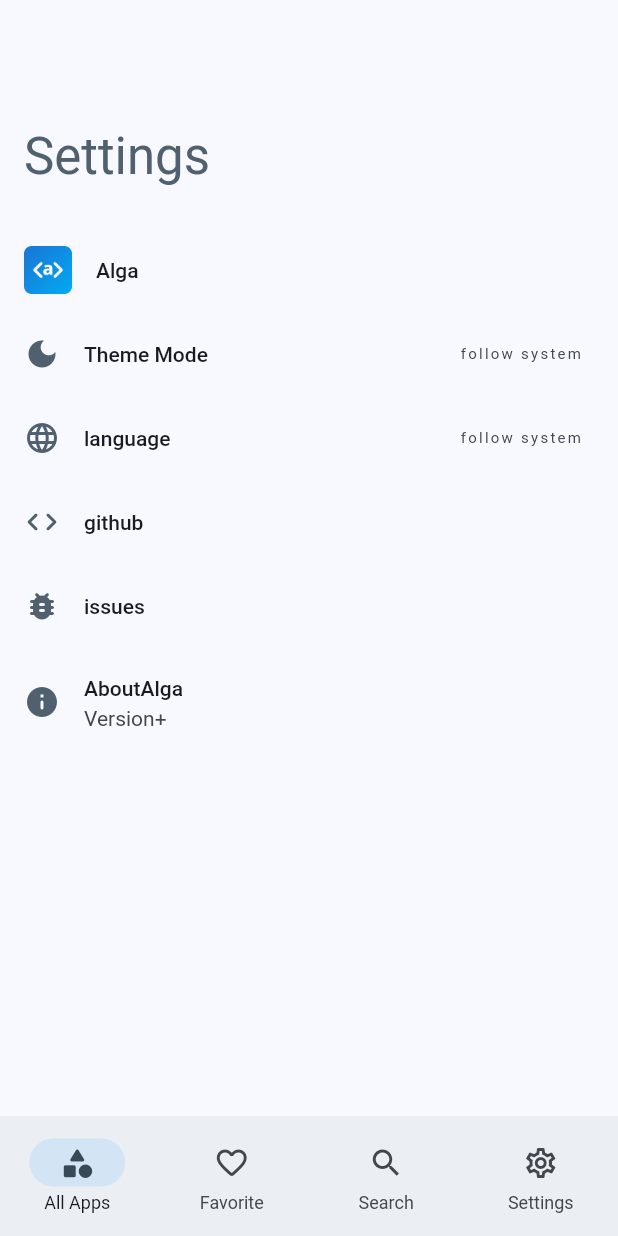
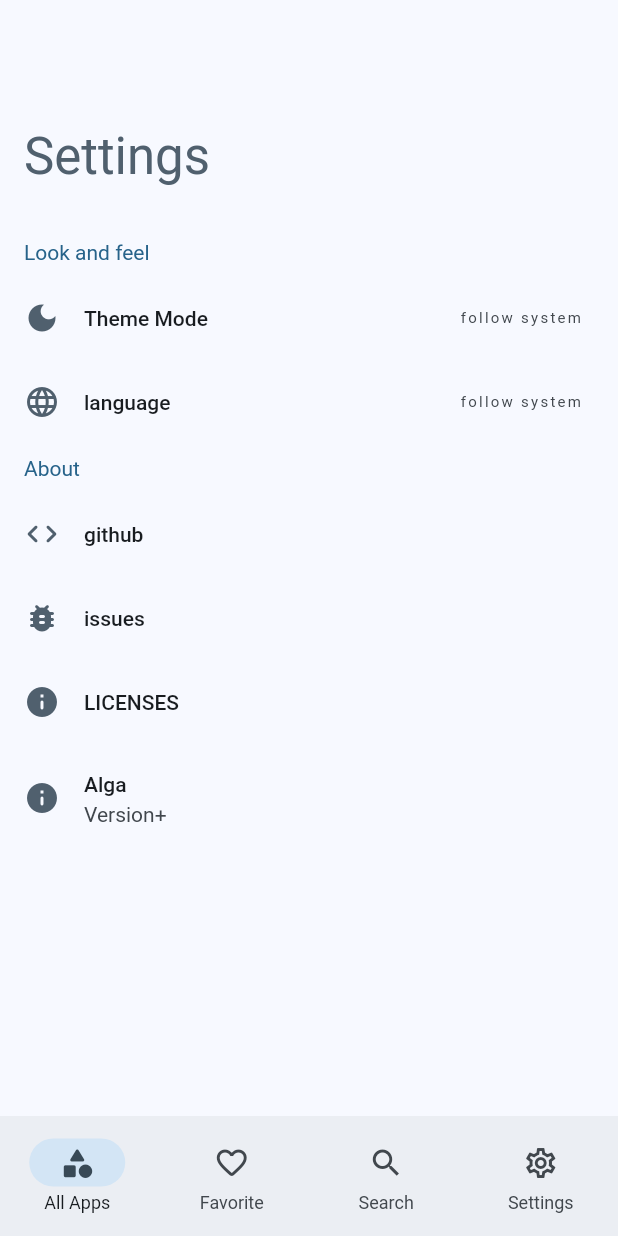
Before and after one commit to laiiihz/alga, a Flutter app: the screen it shows after launch, item 4 of the bottom bar chosen, on a phone screen of 412 x 824 dp. Run offline on Flutter 3.47's test engine with Material 2 defaults, Android fonts, the phone set to English and light mode, and no system bars; drawn by our look-alikes of dynamic_color; our stand-ins replace auto_size_text, convert, device_info_plus, flutter_blurhash, flutter_colorpicker, flutter_highlight and 12 more; missing offline and left inert: blurhash_dart, dart_style, extended_text_field, file_selector, filesize, flutter_js and 10 more; accounts and stored records are empty; generated files the repository leaves out were written again.

Commit message:
update settings page

```diff
--- a/lib/alga_view/all_apps/alga_app_item.dart
+++ b/lib/alga_view/all_apps/alga_app_item.dart
@@ -73,7 +73,8 @@ class AlgaAppItem extends StatelessWidget {
               bottom: 8,
               child: AutoSizeText(
                 item.title(context),
-                maxLines: 2,
+                maxLines: 1,
+                minFontSize: 12,
                 style: Theme.of(context).textTheme.button?.copyWith(
                       color: Theme.of(context).colorScheme.onPrimaryContainer,
                     ),
--- a/lib/l10n/app_en.arb
+++ b/lib/l10n/app_en.arb
@@ -23,6 +23,7 @@
   "settings": "Settings",
   "version": "Version",
   "about": "About",
+  "lookAndFeel": "Look and feel",
   "configuration": "configuration",
   "conversion": "Conversion",
   "selectConversion": "Select whitch conversion mode you want to use",
--- a/lib/l10n/app_zh.arb
+++ b/lib/l10n/app_zh.arb
@@ -20,6 +20,7 @@
   "settings": "设置",
   "version": "版本",
   "about": "关于",
+  "lookAndFeel": "外观",
   "configuration": "配置",
   "conversion": "转换",
   "selectConversion": "选择您想使用的转换格式",
@@ -152,7 +153,7 @@
   "jsTools": "JavaScript工具",
   "links": "链接",
   "github": "github",
-  "licenses": "许可证",
+  "licenses": "开源许可",
   "issues": "提交问题",
   "allApps": "所有应用",
   "generatorApp": "生成器",
--- a/lib/views/settings_view.dart
+++ b/lib/views/settings_view.dart
@@ -1,10 +1,10 @@
 import 'package:alga/utils/hive_boxes/app_config_box.dart';
 import 'package:alga/widgets/app_show_menu.dart';
+import 'package:alga/widgets/setting_title.dart';
 import 'package:go_router/go_router.dart';
 import 'package:url_launcher/url_launcher_string.dart';
 
 import 'package:alga/constants/import_helper.dart';
-import 'package:alga/views/widgets/settings_tile.dart';
 
 class SettingsView extends StatefulWidget {
   const SettingsView({super.key});
@@ -26,10 +26,7 @@ class _SettingsViewState extends State<SettingsView> {
         ),
         SliverList(
             delegate: SliverChildListDelegate([
-          SettingsTile(
-            leading: Image.asset('assets/logo/256.webp', height: 32, width: 32),
-            title: Text(S.of(context).appName),
-          ),
+          SettingTitle(Text(context.tr.lookAndFeel)),
           ValueListenableBuilder(
             valueListenable: AppConfigBox.key(AppConfigType.themeMode),
             builder: (context, _, __) {
@@ -45,7 +42,7 @@ class _SettingsViewState extends State<SettingsView> {
                   AppConfigBox.themeMode = item;
                 },
                 childBuilder: (context, open) {
-                  return SettingsTile(
+                  return ListTile(
                     onTap: open,
                     leading: const Icon(Icons.dark_mode),
                     title: Text(S.of(context).themeMode),
@@ -70,7 +67,7 @@ class _SettingsViewState extends State<SettingsView> {
                   AppConfigBox.localeValue = item;
                 },
                 childBuilder: (context, open) {
-                  return SettingsTile(
+                  return ListTile(
                     onTap: open,
                     leading: const Icon(Icons.language),
                     title: Text(S.of(context).language),
@@ -81,7 +78,8 @@ class _SettingsViewState extends State<SettingsView> {
               );
             },
           ),
-          SettingsTile(
+          SettingTitle(Text(context.tr.about)),
+          ListTile(
             leading: const Icon(Icons.code_rounded),
             title: Text(S.of(context).github),
             onTap: () {
@@ -91,7 +89,7 @@ class _SettingsViewState extends State<SettingsView> {
               );
             },
           ),
-          SettingsTile(
+          ListTile(
             leading: const Icon(Icons.bug_report_rounded),
             title: Text(S.of(context).issues),
             onTap: () {
@@ -101,13 +99,17 @@ class _SettingsViewState extends State<SettingsView> {
               );
             },
           ),
-          SettingsTile(
+          ListTile(
             leading: const Icon(Icons.info_rounded),
-            title: Text(context.tr.about + context.tr.appName),
-            subtitle: Text('${context.tr.version}$_buildName+$_buildNumber'),
+            title: Text(context.tr.licenses),
             onTap: () {
               GoRouter.of(context).push('/settings/licenses');
             },
+          ),
+          ListTile(
+            leading: const Icon(Icons.info_rounded),
+            title: Text(context.tr.appName),
+            subtitle: Text('${context.tr.version}$_buildName+$_buildNumber'),
           ),
         ])),
       ],
--- a/lib/views/widgets/settings_tile.dart
+++ /dev/null
@@ -1,30 +0,0 @@
-import 'package:alga/constants/import_helper.dart';
-
-class SettingsTile extends StatelessWidget {
-  final Widget? leading;
-  final Widget? title;
-  final Widget? subtitle;
-  final Widget? trailing;
-  final ShapeBorder? shape;
-  final VoidCallback? onTap;
-  const SettingsTile({
-    Key? key,
-    this.leading,
-    this.title,
-    this.subtitle,
-    this.trailing,
-    this.shape,
-    this.onTap,
-  }) : super(key: key);
-
-  @override
-  Widget build(BuildContext context) {
-    return ListTile(
-      leading: leading,
-      title: title,
-      trailing: trailing,
-      subtitle: subtitle,
-      onTap: onTap,
-    );
-  }
-}
--- /dev/null
+++ b/lib/widgets/setting_title.dart
@@ -0,0 +1,18 @@
+import 'package:flutter/material.dart';
+
+class SettingTitle extends StatelessWidget {
+  const SettingTitle(this.text, {super.key});
+  final Widget text;
+  @override
+  Widget build(BuildContext context) {
+    return Padding(
+      padding: const EdgeInsets.symmetric(horizontal: 16, vertical: 8),
+      child: DefaultTextStyle.merge(
+        style: TextStyle(
+          color: Theme.of(context).colorScheme.primary,
+        ),
+        child: text,
+      ),
+    );
+  }
+}
```
Also changed, not shown: lib/tools/converters/json_yaml_converter/json_yaml_converter_view.dart (+9 -16 lines), lib/views/search_view.dart (+8 -27 lines), lib/views/widgets/expandable_settings_tile.dart (+3 -4 lines).
